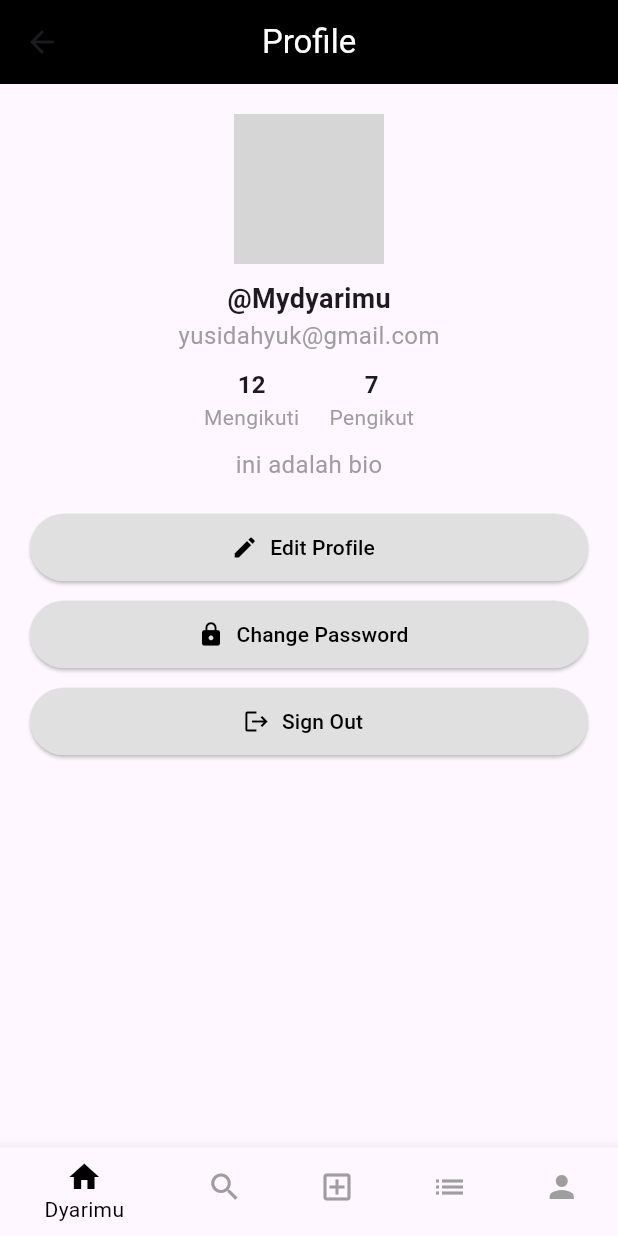
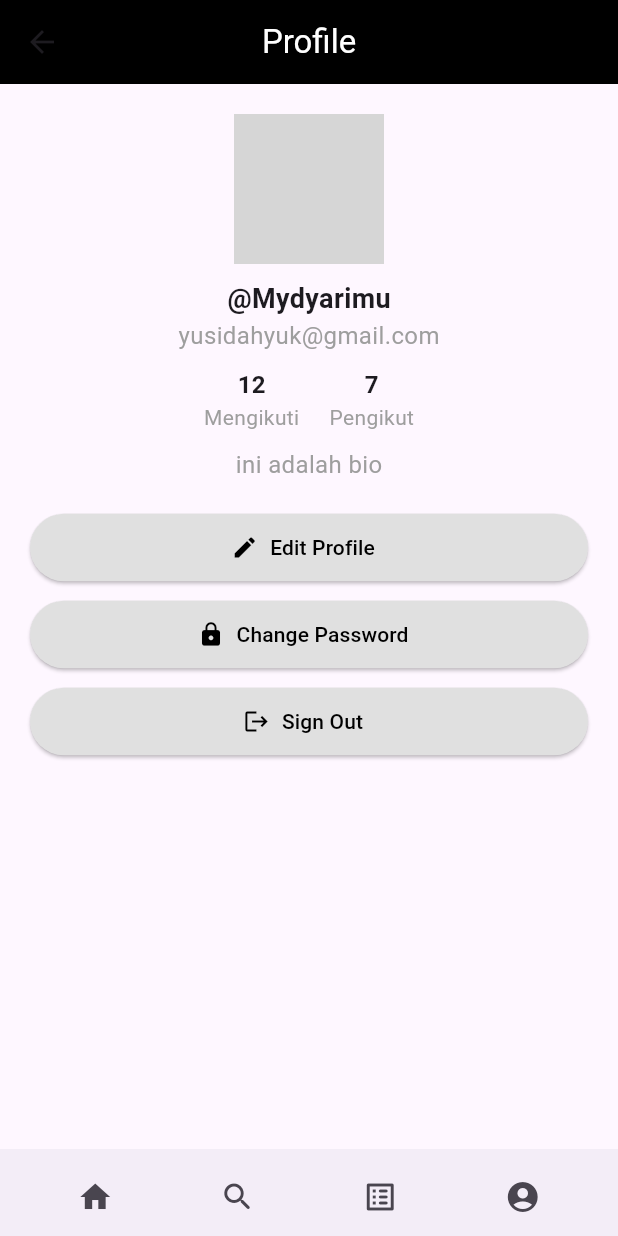
Before and after one commit to yusdi17/dyarimu, a Flutter app: the HalamanProfile screen opened directly, on a phone screen of 412 x 824 dp. Run offline on Flutter 3.47's test engine with Material 3 defaults, Android fonts, the phone set to English and light mode, and no system bars; network calls fail; grey boxes are pictures that could not be loaded.

Commit message:
profile fix #8

```diff
--- a/lib/profile/profile.dart
+++ b/lib/profile/profile.dart
@@ -122,7 +122,10 @@ class _HalamanProfileState extends State<HalamanProfile> {
                     minimumSize: Size(500, 45),
                   ),
                   onPressed: () {
-                    //fungsi disini
+                    AlertDialog(
+                      title: Text('Signt out'),
+                      content: Text('Anda Yakin Untuk Sign Out'),
+                    ); //fungsi disini
                   },
                 ),
               ],
@@ -130,31 +133,37 @@ class _HalamanProfileState extends State<HalamanProfile> {
           ),
         ],
       ),
-      bottomNavigationBar: BottomNavigationBar(
-        selectedItemColor: Colors.black,
-        unselectedItemColor: Colors.grey,
-        items: [
-          BottomNavigationBarItem(
+      bottomNavigationBar: BottomAppBar(
+        height: 58,
+        shape: CircularNotchedRectangle(),
+        child: Row(
+          children: [
+            Expanded(
+              child: IconButton(
+                onPressed: () {},
                 icon: Icon(Icons.home),
-            label: 'Dyarimu',
               ),
-          BottomNavigationBarItem(
-            icon: Icon(Icons.search),
-            label: 'Search',
             ),
-          BottomNavigationBarItem(
-            icon: Icon(Icons.add_box_outlined),
-            label: '',
+            Expanded(
+              child: IconButton(
+                onPressed: () {},
+                icon: Icon(Icons.search_rounded),
               ),
-          BottomNavigationBarItem(
-            icon: Icon(Icons.list),
-            label: 'List',
             ),
-          BottomNavigationBarItem(
-            icon: Icon(Icons.person),
-            label: 'Profile',
+            Expanded(
+              child: IconButton(
+                onPressed: () {},
+                icon: Icon(Icons.list_alt_rounded),
+              ),
+            ),
+            Expanded(
+              child: IconButton(
+                onPressed: () {},
+                icon: Icon(Icons.account_circle),
+              ),
             ),
           ],
+        ),
       ),
     );
   }
```
Lines whose indentation alone changed are shown as unchanged.
